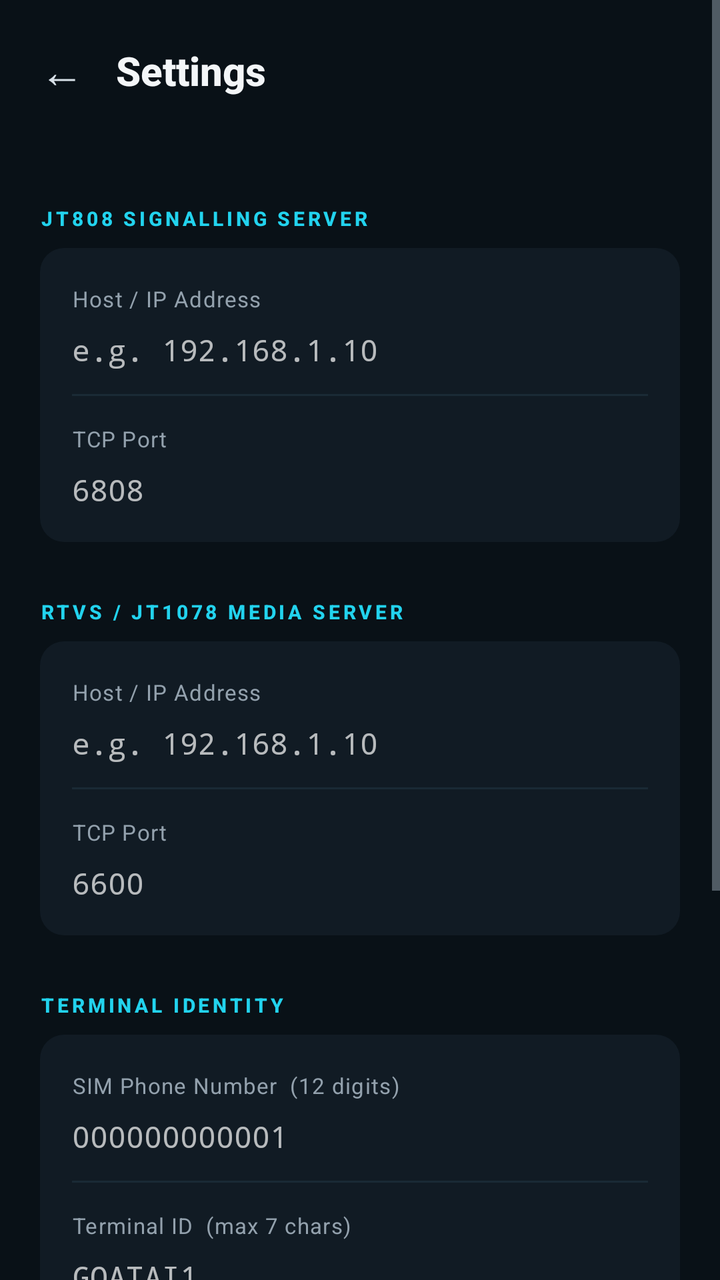
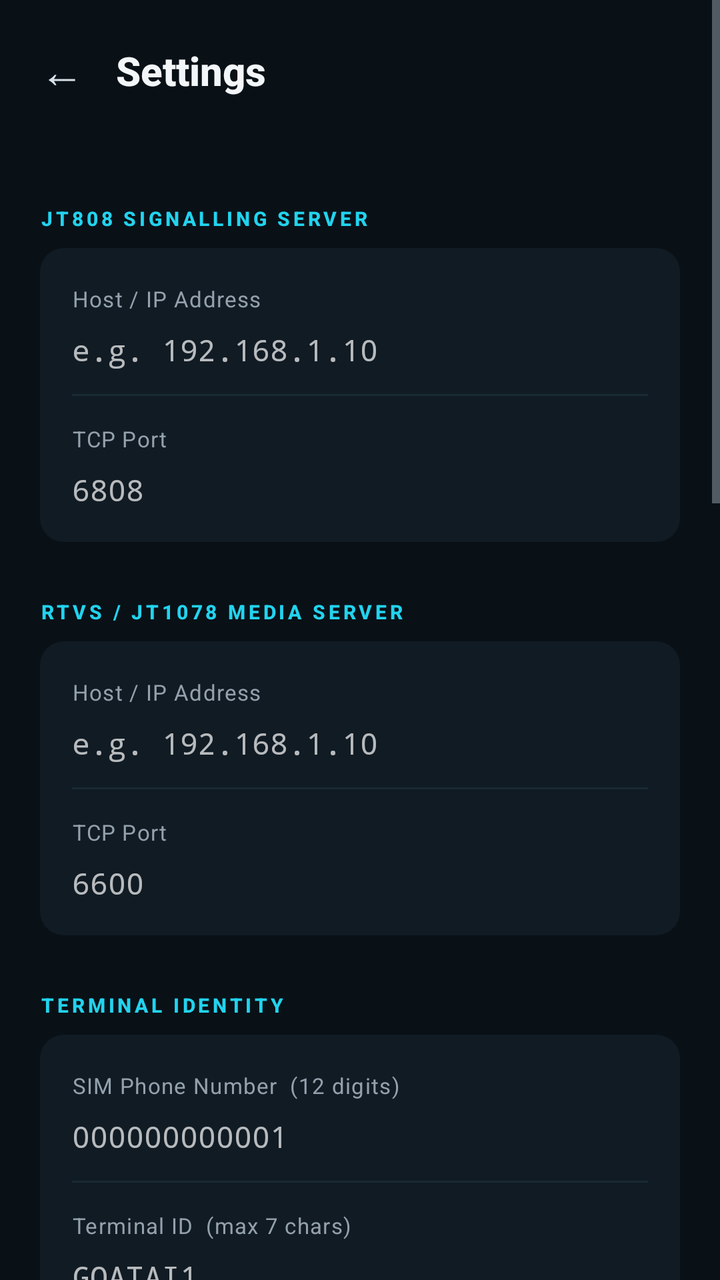

Screens rendered from an Android XML layout before and after an edit, with the pre-edit source and the edit as a unified diff.
<!-- AndroidManifest.xml: application theme Theme.Jt808Terminal -->
<!-- res/layout/activity_settings.xml -->
<?xml version="1.0" encoding="utf-8"?>
<ScrollView xmlns:android="http://schemas.android.com/apk/res/android"
    android:layout_width="match_parent"
    android:layout_height="match_parent"
    android:background="@color/goatai_bg"
    android:fillViewport="true">

    <LinearLayout
        android:layout_width="match_parent"
        android:layout_height="wrap_content"
        android:orientation="vertical"
        android:paddingHorizontal="20dp">

        
        <LinearLayout
            android:layout_width="match_parent"
            android:layout_height="wrap_content"
            android:gravity="center_vertical"
            android:orientation="horizontal"
            android:paddingTop="20dp"
            android:paddingBottom="28dp">

            <TextView
                android:id="@+id/btnBack"
                android:layout_width="wrap_content"
                android:layout_height="wrap_content"
                android:text="←"
                android:textColor="@color/goatai_fg"
                android:textSize="22sp"
                android:paddingEnd="16dp"
                android:clickable="true"
                android:focusable="true" />

            <TextView
                android:layout_width="0dp"
                android:layout_height="wrap_content"
                android:layout_weight="1"
                android:text="Settings"
                android:textColor="@color/goatai_fg_strong"
                android:textSize="20sp"
                android:textStyle="bold"
                android:fontFamily="sans-serif-medium" />
        </LinearLayout>

        
        <TextView
            style="@style/SettingsSectionLabel"
            android:text="JT808 SIGNALLING SERVER" />

        <LinearLayout style="@style/SettingsCard">

            <TextView style="@style/SettingsFieldLabel" android:text="Host / IP Address" />
            <EditText
                android:id="@+id/etJt808Host"
                style="@style/SettingsEditText"
                android:inputType="textUri"
                android:hint="e.g. 192.168.1.10" />

            <View style="@style/SettingsDivider" />

            <TextView style="@style/SettingsFieldLabel" android:text="TCP Port" />
            <EditText
                android:id="@+id/etJt808Port"
                style="@style/SettingsEditText"
                android:inputType="number"
                android:hint="6808" />
        </LinearLayout>

        
        <TextView
            style="@style/SettingsSectionLabel"
            android:text="RTVS / JT1078 MEDIA SERVER" />

        <LinearLayout style="@style/SettingsCard">

            <TextView style="@style/SettingsFieldLabel" android:text="Host / IP Address" />
            <EditText
                android:id="@+id/etRtvsHost"
                style="@style/SettingsEditText"
                android:inputType="textUri"
                android:hint="e.g. 192.168.1.10" />

            <View style="@style/SettingsDivider" />

            <TextView style="@style/SettingsFieldLabel" android:text="TCP Port" />
            <EditText
                android:id="@+id/etRtvsPort"
                style="@style/SettingsEditText"
                android:inputType="number"
                android:hint="6600" />
        </LinearLayout>

        
        <TextView
            style="@style/SettingsSectionLabel"
            android:text="TERMINAL IDENTITY" />

        <LinearLayout style="@style/SettingsCard">

            <TextView style="@style/SettingsFieldLabel" android:text="SIM Phone Number  (12 digits)" />
            <EditText
                android:id="@+id/etPhone"
                style="@style/SettingsEditText"
                android:inputType="phone"
                android:maxLength="12"
                android:hint="000000000001" />

            <View style="@style/SettingsDivider" />

            <TextView style="@style/SettingsFieldLabel" android:text="Terminal ID  (max 7 chars)" />
            <EditText
                android:id="@+id/etTerminalId"
                style="@style/SettingsEditText"
                android:inputType="text"
                android:maxLength="7"
                android:hint="GOATAI1" />
        </LinearLayout>

        
        <TextView
            style="@style/SettingsSectionLabel"
            android:text="VEHICLE REGISTRATION" />

        <LinearLayout style="@style/SettingsCard" android:layout_marginBottom="28dp">

            <TextView style="@style/SettingsFieldLabel"
                android:text="VIN / License Plate  (used in 0x0100 registration)" />
            <EditText
                android:id="@+id/etVin"
                style="@style/SettingsEditText"
                android:inputType="textCapCharacters"
                android:maxLength="17"
                android:hint="GOATAI0000000001" />

            <View style="@style/SettingsDivider" />

            
            <TextView
                android:layout_width="match_parent"
                android:layout_height="wrap_content"
                android:paddingTop="8dp"
                android:text="Plate colour: 0 (unregistered) — configurable via 0x8103 param 0x0084"
                android:textColor="@color/goatai_muted"
                android:textSize="11sp"
                android:fontFamily="monospace" />
        </LinearLayout>

        
        <TextView
            android:id="@+id/btnSave"
            android:layout_width="match_parent"
            android:layout_height="52dp"
            android:background="@drawable/btn_save"
            android:gravity="center"
            android:text="SAVE AND RESTART"
            android:textColor="@color/goatai_fg_strong"
            android:textSize="13sp"
            android:textStyle="bold"
            android:letterSpacing="0.08"
            android:clickable="true"
            android:focusable="true"
            android:layout_marginBottom="12dp" />

        <TextView
            android:id="@+id/tvError"
            android:layout_width="wrap_content"
            android:layout_height="wrap_content"
            android:layout_marginTop="8dp"
            android:layout_marginBottom="24dp"
            android:textColor="@color/goatai_warn"
            android:textSize="13sp"
            android:visibility="gone" />

    </LinearLayout>
</ScrollView>
<!-- resources referenced by this layout -->
<resources>
  <color name="goatai_bg">#091117</color>
  <color name="goatai_fg">#d8e1e8</color>
  <color name="goatai_fg_strong">#f3f6f8</color>
  <color name="goatai_muted">#93a1ad</color>
  <color name="goatai_warn">#fb923c</color>
  <style name="SettingsCard">
          <item name="android:layout_width">match_parent</item>
          <item name="android:layout_height">wrap_content</item>
          <item name="android:orientation">vertical</item>
          <item name="android:background">@drawable/bg_settings_card</item>
          <item name="android:paddingHorizontal">16dp</item>
          <item name="android:paddingVertical">4dp</item>
          <item name="android:layout_marginBottom">4dp</item>
      </style>
  <style name="SettingsDivider">
          <item name="android:layout_width">match_parent</item>
          <item name="android:layout_height">1dp</item>
          <item name="android:background">@color/goatai_divider</item>
      </style>
  <style name="SettingsEditText">
          <item name="android:layout_width">match_parent</item>
          <item name="android:layout_height">wrap_content</item>
          <item name="android:paddingTop">6dp</item>
          <item name="android:paddingBottom">12dp</item>
          <item name="android:textColor">@color/goatai_fg_strong</item>
          <item name="android:textSize">15sp</item>
          <item name="android:fontFamily">monospace</item>
          <item name="android:background">@android:color/transparent</item>
          <item name="android:textCursorDrawable">@null</item>
      </style>
  <style name="SettingsFieldLabel">
          <item name="android:layout_width">match_parent</item>
          <item name="android:layout_height">wrap_content</item>
          <item name="android:paddingTop">14dp</item>
          <item name="android:paddingBottom">2dp</item>
          <item name="android:textColor">@color/goatai_muted</item>
          <item name="android:textSize">11sp</item>
          <item name="android:letterSpacing">0.04</item>
      </style>
  <style name="SettingsSectionLabel">
          <item name="android:layout_width">match_parent</item>
          <item name="android:layout_height">wrap_content</item>
          <item name="android:layout_marginTop">24dp</item>
          <item name="android:layout_marginBottom">8dp</item>
          <item name="android:textColor">@color/goatai_electric</item>
          <item name="android:textSize">10sp</item>
          <item name="android:textStyle">bold</item>
          <item name="android:letterSpacing">0.16</item>
          <item name="android:fontFamily">sans-serif-medium</item>
      </style>
  <style name="Theme.Jt808Terminal" parent="Theme.MaterialComponents.NoActionBar">
          <item name="android:windowBackground">@color/goatai_bg</item>
          <item name="android:statusBarColor">@color/goatai_bg</item>
          <item name="android:navigationBarColor">@color/goatai_bg</item>
          <item name="colorPrimary">@color/goatai_purple</item>
          <item name="colorPrimaryVariant">@color/goatai_purple_deep</item>
          <item name="colorOnPrimary">@color/goatai_fg_strong</item>
          <item name="colorSecondary">@color/goatai_electric</item>
          <item name="colorOnSecondary">@color/goatai_bg</item>
          <item name="android:textColorPrimary">@color/goatai_fg</item>
          <item name="android:textColorSecondary">@color/goatai_muted</item>
      </style>
  <color name="goatai_purple_deep">#7e14ff</color>
  <color name="goatai_electric_dim">#17a3bb</color>
  <color name="goatai_purple">#863bff</color>
  <color name="goatai_electric">#22d3ee</color>
  <!-- drawable bg_settings_card (drawable) -->
  <?xml version="1.0" encoding="utf-8"?>
  <shape xmlns:android="http://schemas.android.com/apk/res/android"
      android:shape="rectangle">
      <solid android:color="@color/goatai_surface" />
      <corners android:radius="12dp" />
  </shape>
  <color name="goatai_divider">#1a2a35</color>
  <color name="goatai_surface">#111b24</color>
</resources>

<!-- the commit's change to res/layout/activity_settings.xml (unified diff, before → after) -->
@@ -121,7 +121,7 @@
             style="@style/SettingsSectionLabel"
             android:text="VEHICLE REGISTRATION" />
 
-        <LinearLayout style="@style/SettingsCard" android:layout_marginBottom="28dp">
+        <LinearLayout style="@style/SettingsCard">
 
             <TextView style="@style/SettingsFieldLabel"
                 android:text="VIN / License Plate  (used in 0x0100 registration)" />
@@ -143,6 +143,93 @@
                 android:textColor="@color/goatai_muted"
                 android:textSize="11sp"
                 android:fontFamily="monospace" />
+        </LinearLayout>
+
+        
+        <TextView
+            style="@style/SettingsSectionLabel"
+            android:text="DMS CALIBRATION" />
+
+        <LinearLayout style="@style/SettingsCard" android:layout_marginBottom="28dp">
+
+            <TextView style="@style/SettingsFieldLabel"
+                android:text="Eye Closure — EAR  (lower = more sensitive, default 0.20)" />
+            <EditText
+                android:id="@+id/etDmsEar"
+                style="@style/SettingsEditText"
+                android:inputType="numberDecimal"
+                android:hint="0.20" />
+
+            <View style="@style/SettingsDivider" />
+
+            <TextView style="@style/SettingsFieldLabel"
+                android:text="Yawn — MAR  (lower = more sensitive, default 0.50)" />
+            <EditText
+                android:id="@+id/etDmsMar"
+                style="@style/SettingsEditText"
+                android:inputType="numberDecimal"
+                android:hint="0.50" />
+
+            <View style="@style/SettingsDivider" />
+
+            <TextView style="@style/SettingsFieldLabel"
+                android:text="Head Yaw ratio  (lower = triggers sooner left/right, default 0.25)" />
+            <EditText
+                android:id="@+id/etDmsYaw"
+                style="@style/SettingsEditText"
+                android:inputType="numberDecimal"
+                android:hint="0.25" />
+
+            <View style="@style/SettingsDivider" />
+
+            <TextView style="@style/SettingsFieldLabel"
+                android:text="Head Pitch ratio  (lower = triggers sooner up/down, default 0.15)" />
+            <EditText
+                android:id="@+id/etDmsPitch"
+                style="@style/SettingsEditText"
+                android:inputType="numberDecimal"
+                android:hint="0.15" />
+
+            <View style="@style/SettingsDivider" />
+
+            <TextView style="@style/SettingsFieldLabel"
+                android:text="PERCLOS Warning level %  (for fatigue level-1, default 35)" />
+            <EditText
+                android:id="@+id/etDmsPerclosL1"
+                style="@style/SettingsEditText"
+                android:inputType="number"
+                android:hint="35" />
+
+            <View style="@style/SettingsDivider" />
+
+            <TextView style="@style/SettingsFieldLabel"
+                android:text="PERCLOS Danger level %  (for fatigue level-2, default 50)" />
+            <EditText
+                android:id="@+id/etDmsPerclosL2"
+                style="@style/SettingsEditText"
+                android:inputType="number"
+                android:hint="50" />
+
+            <View style="@style/SettingsDivider" />
+
+            <TextView style="@style/SettingsFieldLabel"
+                android:text="Blend-shape Eye Blink score  (higher = less sensitive, default 0.50)" />
+            <EditText
+                android:id="@+id/etDmsEyeBlink"
+                style="@style/SettingsEditText"
+                android:inputType="numberDecimal"
+                android:hint="0.50" />
+
+            <View style="@style/SettingsDivider" />
+
+            <TextView style="@style/SettingsFieldLabel"
+                android:text="Blend-shape Jaw Open score  (lower = more sensitive, default 0.60)" />
+            <EditText
+                android:id="@+id/etDmsJaw"
+                style="@style/SettingsEditText"
+                android:inputType="numberDecimal"
+                android:hint="0.60" />
+
         </LinearLayout>
 
         
